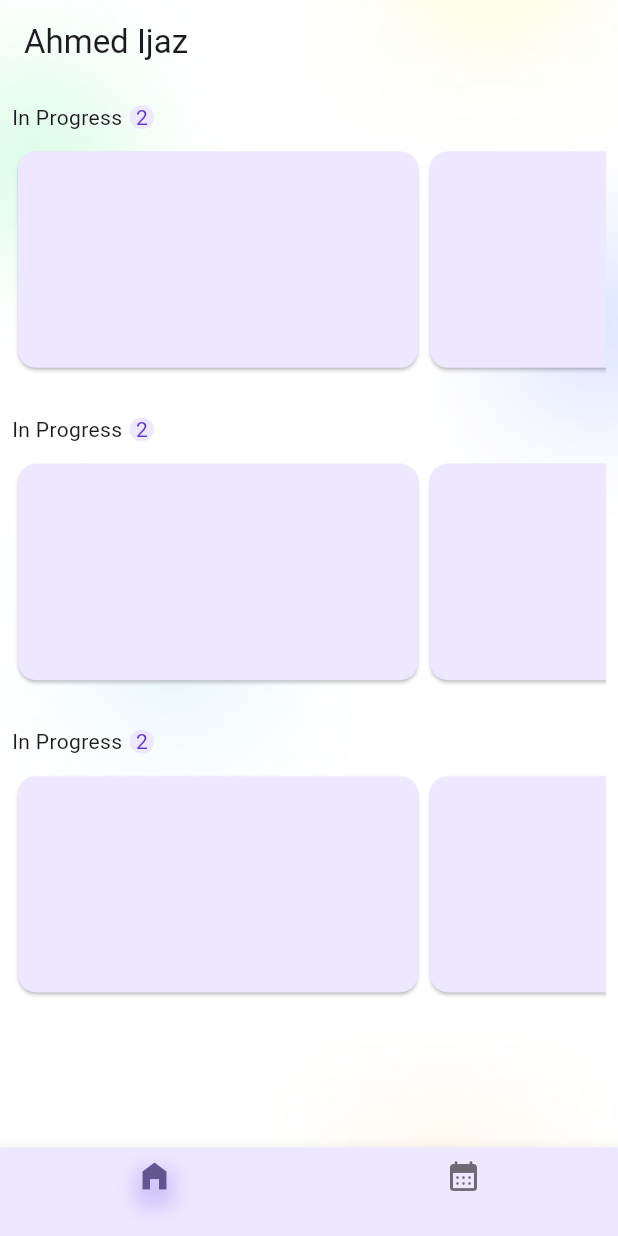
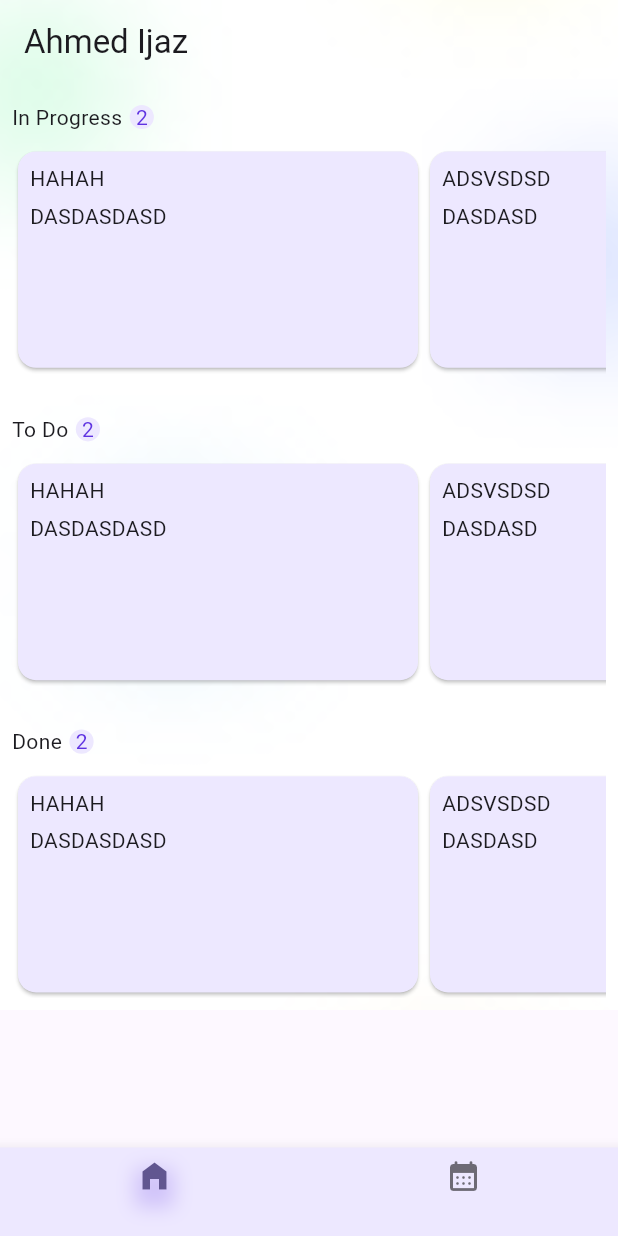
Before and after one commit to ahmedijaz0007/taskReminderFlutterApp, a Flutter app: the screen it shows after launch, on a phone screen of 412 x 824 dp. Run offline on Flutter 3.47's test engine with Material 3 defaults, Android fonts, the phone set to English and light mode, and no system bars; our stand-ins replace equatable, flutter_bloc, flutter_svg, go_router.

Commit message:
details screen added

```diff
--- /dev/null
+++ b/lib/root/details/screen/task_details_screen.dart
@@ -0,0 +1,13 @@
+
+
+import 'package:flutter/cupertino.dart';
+
+class DetailScreen extends StatelessWidget{
+  const DetailScreen({super.key});
+
+  @override
+  Widget build(BuildContext context) {
+   return Container();
+  }
+
+}
--- a/lib/root/home/screens/home_screen.dart
+++ b/lib/root/home/screens/home_screen.dart
@@ -14,18 +14,20 @@ class HomeScreen extends StatefulWidget {
 }
 
 class _HomeScreenState extends State<HomeScreen>{
-  final tasks = [Task(id: '', title: '', description: ''),Task(id: '', title: '', description: '')];
+  final tasks = [Task(id: '1', title: 'HAHAH', description: 'DASDASDASD'),Task(id: '2', title: 'ADSVSDSD', description: 'DASDASD')];
   @override
   Widget build(BuildContext context) {
      return  SafeArea(
+       child: SingleChildScrollView(
          child: Column(
            children: [
              TaskList(tasks: tasks, type: 'In Progress',),
              const SizedBox(height: 7,),
-           TaskList(tasks: tasks, type: 'In Progress',),
+             TaskList(tasks: tasks, type: 'To Do',),
              const SizedBox(height: 7,),
-           TaskList(tasks: tasks, type: 'In Progress',),
+             TaskList(tasks: tasks, type: 'Done',),
            ],
+         ),
        ),
      );
   }
--- a/lib/root/models/task.dart
+++ b/lib/root/models/task.dart
@@ -1,17 +1,17 @@
 import 'package:equatable/equatable.dart';
 
 class Task {
-  String id;
+  String? id;
 
-  String title;
+  String? title;
 
-  String description;
+  String? description;
 
-  String status; // 'To Do', 'In Progress', 'Done'
+  String? status; // 'To Do', 'In Progress', 'Done'
 
-  Duration timeSpent;
+  Duration? timeSpent;
 
-  List<String> comments;
+  List<String>? comments;
 
   DateTime? completedDate;
 
--- a/lib/root/widgets/task_list.dart
+++ b/lib/root/widgets/task_list.dart
@@ -1,4 +1,5 @@
 import 'package:flutter/material.dart';
+import 'package:go_router/go_router.dart';
 import 'package:task_reminder_updated/constants/app_colors.dart';
 import 'package:task_reminder_updated/utilities/ui_utils.dart';
 
@@ -39,17 +40,26 @@ class TaskList extends StatelessWidget{
                scrollDirection: Axis.horizontal,
                  itemCount: tasks.length,
                  itemBuilder: (context,index){
-               return SizedBox(
+               return InkWell(
+                 onTap: (){
+                   context.goNamed('song', pathParameters: {'id': tasks[index].id ?? "" });
+                 },
+                 child: SizedBox(
+                   key: ValueKey(tasks[index].id),
                    width: UiUtils.getDeviceBasedWidth(250),
                    child:  Card(
                      color: AppColors.secondaryColor,
-                   child: Column(
+                     child: Padding(
+                       padding: const EdgeInsets.all(8.0),
+                       child: Column(crossAxisAlignment: CrossAxisAlignment.start,
                          children: [
-                       Text(tasks[index].title,maxLines: 1,softWrap: true,overflow: TextOverflow.fade),
+                           Text(tasks[index].title ?? "",maxLines: 1,softWrap: true,overflow: TextOverflow.fade),
                            const SizedBox(height: 5,),
-                       Text(tasks[index].description,maxLines: 2,softWrap: true,overflow: TextOverflow.fade,),
+                           Text(tasks[index].description ?? "",maxLines: 2,softWrap: true,overflow: TextOverflow.fade),
                          ],
+                       ),
                      )
+                   ),
                  ),
                );
              }),
--- a/lib/routes/routes.dart
+++ b/lib/routes/routes.dart
@@ -2,6 +2,7 @@ import 'package:flutter/material.dart';
 import 'package:go_router/go_router.dart';
 import 'package:task_reminder_updated/root/History/screens/history_screen.dart';
 import 'package:task_reminder_updated/root/home/screens/nav_screen.dart';
+import '../root/details/screen/task_details_screen.dart';
 import '../root/home/screens/home_screen.dart';
 
 
@@ -36,6 +37,13 @@ abstract class AppRouter {
           return const HomeScreen();
         },
       ),
+      GoRoute(
+        name: 'details',
+        path: '/details',
+        builder: (BuildContext context, GoRouterState state) {
+          return const DetailScreen();
+        },
+      ),
     ],
   );
 }
```
Also changed, not shown: lib/root/history/screens/history_screen.dart (renamed from lib/root/History/screens/history_screen.dart). Lines whose indentation alone changed are shown as unchanged.
